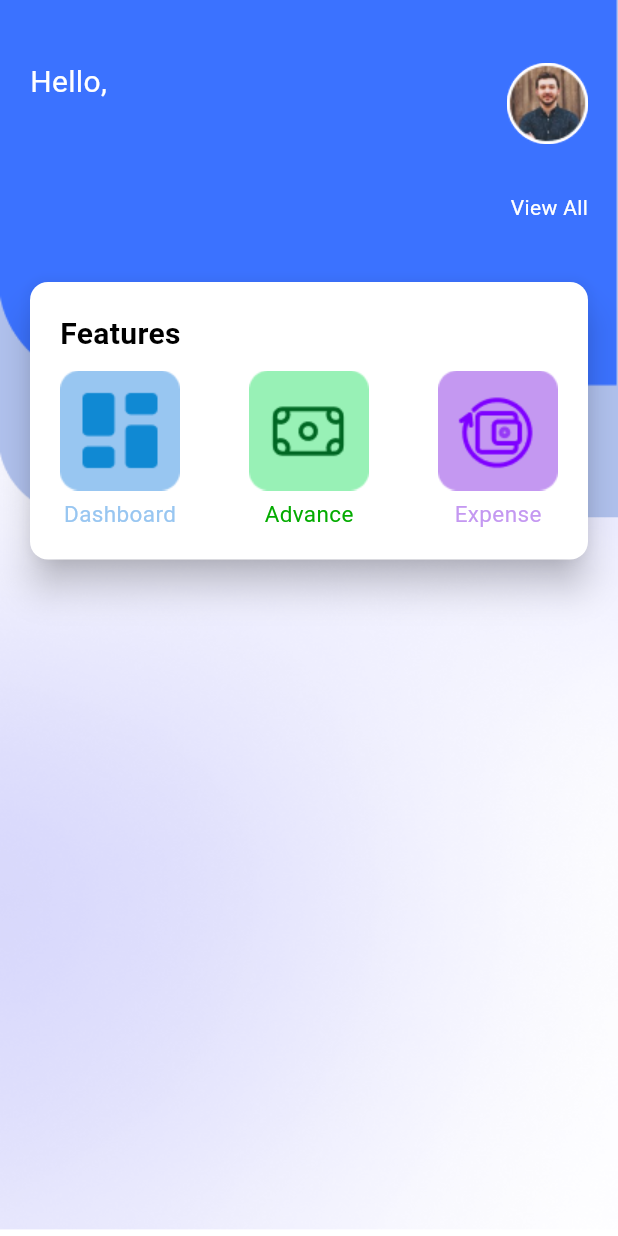
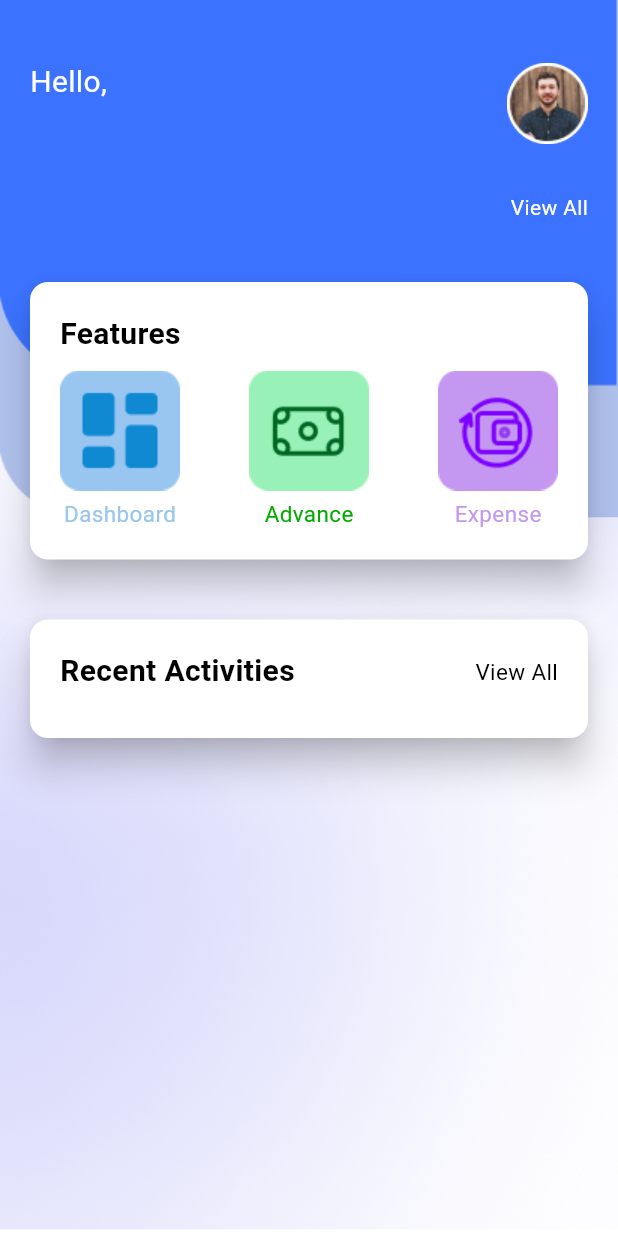
Before and after one commit to Yash-chotaliya/HackTheSpring, a Flutter app: the EmployeeMainScreen screen opened directly with empty values, on a phone screen of 412 x 824 dp. Run offline on Flutter 3.47's test engine with Material 3 defaults, Android fonts, the phone set to English and light mode, and no system bars; our stand-ins replace cloud_firestore, firebase_core, shared_preferences; missing offline and left inert: dart:ffi; accounts and stored records are empty.

```diff
--- a/lib/data models/employee_model.dart
+++ b/lib/data models/employee_model.dart
@@ -128,3 +128,26 @@ class EmployeeAdvanceModel{
     };
   }
 }
+
+class EmployeeRecentActivityModel{
+  final String activityId;
+  final String time;
+  final String feature;
+  final String status;
+
+  EmployeeRecentActivityModel({
+    required this.activityId,
+    required this.time,
+    required this.feature,
+    required this.status
+  });
+
+  toMap(){
+    return {
+      "activityId": activityId,
+      "time": time,
+      "feature": feature,
+      "status": status
+    };
+  }
+}
--- a/lib/employee/main/employee_advance/employee_advance_screen.dart
+++ b/lib/employee/main/employee_advance/employee_advance_screen.dart
@@ -63,9 +63,7 @@ class _EmployeeAdvanceScreenState extends State<EmployeeAdvanceScreen> {
                 ],
               ),
             ),
-            Container(
-              height: 610,
-              margin: const EdgeInsets.only(bottom: 50),
+            Expanded(
               child: ListView.builder(
                 scrollDirection: Axis.vertical,
                 itemCount: employeeAdvanceList.length,
--- a/lib/employee/main/employee_expense/employee_expense_screen.dart
+++ b/lib/employee/main/employee_expense/employee_expense_screen.dart
@@ -64,9 +64,7 @@ class _EmployeeExpenseScreenState extends State<EmployeeExpenseScreen> {
                 ],
               ),
             ),
-            Container(
-              height: 610,
-              margin: const EdgeInsets.only(bottom: 50),
+            Expanded(
               child: ListView.builder(
                 scrollDirection: Axis.vertical,
                 itemCount: employeeExpenseList.length,
--- a/lib/employee/main/employee_main_screen.dart
+++ b/lib/employee/main/employee_main_screen.dart
@@ -1,5 +1,6 @@
 import 'package:cloud_firestore/cloud_firestore.dart';
 import 'package:flutter/material.dart';
+import 'package:hack_the_spring/components/employee_recent_activity.dart';
 import 'package:hack_the_spring/components/employee_salary.dart';
 import 'package:hack_the_spring/data%20models/employee_model.dart';
 import 'package:hack_the_spring/employee/main/employee_dashboard/employee_dashboard_screen.dart';
@@ -26,11 +27,13 @@ class EmployeeMainScreen extends StatefulWidget{
 class _EmployeeMainScreenState extends State<EmployeeMainScreen> {
 
   List<EmployeeSalaryModel> employeeSalaryList = [];
+  List<EmployeeRecentActivityModel> employeeRecentActivityList = [];
 
   @override
   void initState() {
     super.initState();
     getEmployeeSalary();
+    getEmployeeRecentActivities();
   }
 
   @override
@@ -96,8 +99,12 @@ class _EmployeeMainScreenState extends State<EmployeeMainScreen> {
                 ],
               ),
             ),
+            Expanded(
+              child: SingleChildScrollView(
+                child: Column(
+                  children: [
                     Card(
-              color: const Color(0xFFFFFFFF),
+                      color: Colors.white,
                       elevation: 10,
                       margin: const EdgeInsets.only(top: 40, left: 20, right: 20),
                       child: Padding(
@@ -154,7 +161,37 @@ class _EmployeeMainScreenState extends State<EmployeeMainScreen> {
                           ],
                         ),
                       ),
-            )
+                    ),
+                    Card(
+                      color: const Color(0xFFFFFFFF),
+                      elevation: 10,
+                      margin: const EdgeInsets.only(top: 40, left: 20, right: 20),
+                      child: Padding(
+                        padding: const EdgeInsets.all(20.0),
+                        child: Column(
+                          children: [
+                            const SizedBox(
+                              width: double.maxFinite,
+                              child: Row(
+                                mainAxisAlignment: MainAxisAlignment.spaceBetween,
+                                children: [
+                                  Text("Recent Activities", style: TextStyle(color: Colors.black, fontWeight: FontWeight.bold, fontSize: 20),),
+                                  Text("View All", style: TextStyle(color: Colors.black, fontSize: 15),),
+                                ],
+                              ),
+                            ),
+                            const SizedBox(height: 10,),
+                            getLatestActivity(0),
+                            getLatestActivity(1)
+                          ],
+                        ),
+                      ),
+                    ),
+                    const SizedBox(height: 20,)
+                  ],
+                ),
+              ),
+            ),
           ],
         ),
       ),
@@ -180,12 +217,40 @@ class _EmployeeMainScreenState extends State<EmployeeMainScreen> {
               expense: doc.get("expense")));
         });
       }
+      print(employeeSalaryList.length);
+    }).catchError((error){
+      print(error.toString());
+    });
+  }
+
+  Future<void> getEmployeeRecentActivities() async {
+    await FirebaseFirestore.instance.collection("Employee Recent Activity").doc(widget.employeeId).collection("History").get().then((docSnapShot){
+      for (var doc in docSnapShot.docs){
+        setState(() {
+          employeeRecentActivityList.insert(0,EmployeeRecentActivityModel(
+          activityId: doc.get("activityId"),
+          time: doc.get("time"),
+          feature: doc.get("feature"),
+          status: doc.get("status")));
+        });
+      }
+      print(employeeRecentActivityList.length);
+    }).catchError((error){
+      print(error.toString());
     });
   }
 
   getLatestSalary(int index) {
-    if(employeeSalaryList.isNotEmpty)
+    if(employeeSalaryList.isNotEmpty) {
       return EmployeeSalaryCard(employeeSalaryModel: employeeSalaryList[index]);
+    }
+    return Container();
+  }
+
+  getLatestActivity(int index){
+    if(employeeRecentActivityList.isNotEmpty) {
+      return EmployeeRecentActivity(employeeRecentActivityModel: employeeRecentActivityList[index],);
+    }
     return Container();
   }
 }
--- a/lib/employee/main/employee_salary/employee_salary_screen.dart
+++ b/lib/employee/main/employee_salary/employee_salary_screen.dart
@@ -52,9 +52,7 @@ class _EmployeeSalaryScreenState extends State<EmployeeSalaryScreen> {
                 ],
               ),
             ),
-            Container(
-              height: 600,
-              margin: const EdgeInsets.symmetric(horizontal: 10, vertical: 10),
+            Expanded(
               child: ListView.builder(
                 scrollDirection: Axis.vertical,
                 itemCount: widget.employeeSalaryList.length,
```
Also changed, not shown: lib/components/employee_recent_activity.dart (added, +51 -0 lines), 1 other file. Lines whose indentation alone changed are shown as unchanged.
